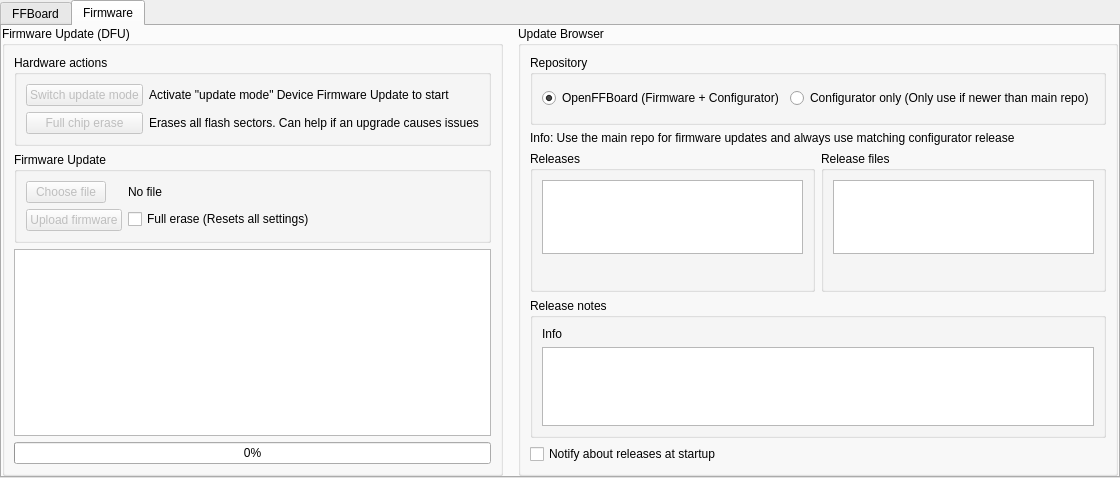
Old version of the form res/settings_serial.ui in the repository Ultrawipf/OpenFFBoard-configurator.
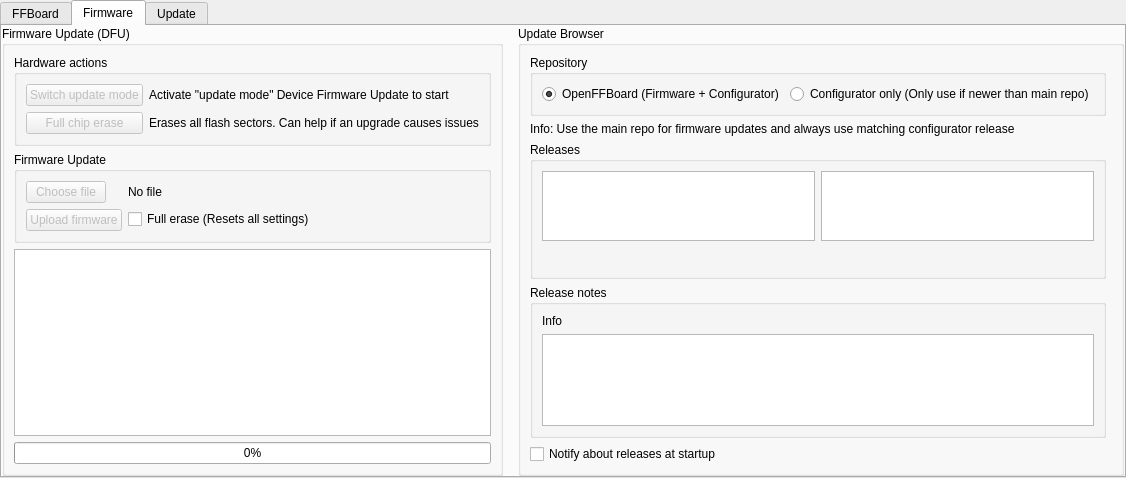
New version of the form. The open tabs and pages were chosen to show the change.

Commit message: feat(ui): add dedicated update management tab

The edit to the form file:
```diff
--- a/res/settings_serial.ui
+++ b/res/settings_serial.ui
@@ -383,138 +383,15 @@
          <property name="title">
           <string>Update Browser</string>
          </property>
-         <layout class="QGridLayout" name="gridLayout_8" rowstretch="1,0,2,2,0">
-          <item row="1" column="0" colspan="2">
-           <widget class="QLabel" name="label_4">
-            <property name="text">
-             <string>Info: Use the main repo for firmware updates and always use matching configurator release</string>
-            </property>
-           </widget>
-          </item>
-          <item row="2" column="0">
-           <widget class="QGroupBox" name="groupBox_5">
-            <property name="sizePolicy">
-             <sizepolicy hsizetype="Preferred" vsizetype="Preferred">
-              <horstretch>0</horstretch>
-              <verstretch>1</verstretch>
-             </sizepolicy>
-            </property>
-            <property name="title">
-             <string>Releases</string>
-            </property>
-            <layout class="QVBoxLayout" name="verticalLayout_5">
-             <item>
-              <widget class="QListWidget" name="listWidget_release"/>
-             </item>
-             <item>
-              <layout class="QHBoxLayout" name="horizontalLayout_4">
-               <item>
-                <spacer name="horizontalSpacer_3">
-                 <property name="orientation">
-                  <enum>Qt::Orientation::Horizontal</enum>
-                 </property>
-                 <property name="sizeHint" stdset="0">
-                  <size>
-                   <width>40</width>
-                   <height>20</height>
-                  </size>
-                 </property>
-                </spacer>
-               </item>
-               <item>
-                <widget class="QLabel" name="label_releaseUrl">
-                 <property name="text">
-                  <string/>
-                 </property>
-                 <property name="openExternalLinks">
-                  <bool>true</bool>
-                 </property>
-                </widget>
-               </item>
-              </layout>
-             </item>
-            </layout>
-           </widget>
-          </item>
-          <item row="3" column="0" colspan="2">
-           <widget class="QGroupBox" name="groupBox_8">
-            <property name="sizePolicy">
-             <sizepolicy hsizetype="Preferred" vsizetype="Preferred">
-              <horstretch>0</horstretch>
-              <verstretch>2</verstretch>
-             </sizepolicy>
-            </property>
-            <property name="title">
-             <string>Release notes</string>
-            </property>
-            <layout class="QVBoxLayout" name="verticalLayout_7">
-             <item>
-              <widget class="QLabel" name="label_releaseInfo">
-               <property name="text">
-                <string>Info</string>
-               </property>
-              </widget>
-             </item>
-             <item>
-              <widget class="QTextBrowser" name="textBrowser_releasenotes">
-               <property name="sizePolicy">
-                <sizepolicy hsizetype="Preferred" vsizetype="Expanding">
-                 <horstretch>0</horstretch>
-                 <verstretch>0</verstretch>
-                </sizepolicy>
-               </property>
-              </widget>
-             </item>
-            </layout>
-           </widget>
-          </item>
-          <item row="2" column="1">
-           <widget class="QGroupBox" name="groupBox_6">
-            <property name="sizePolicy">
-             <sizepolicy hsizetype="Preferred" vsizetype="Preferred">
-              <horstretch>0</horstretch>
-              <verstretch>1</verstretch>
-             </sizepolicy>
-            </property>
-            <property name="title">
-             <string>Release files</string>
-            </property>
-            <layout class="QVBoxLayout" name="verticalLayout_6">
-             <item>
-              <widget class="QListWidget" name="listWidget_files"/>
-             </item>
-             <item>
-              <layout class="QHBoxLayout" name="horizontalLayout_5">
-               <item>
-                <spacer name="horizontalSpacer_4">
-                 <property name="orientation">
-                  <enum>Qt::Orientation::Horizontal</enum>
-                 </property>
-                 <property name="sizeHint" stdset="0">
-                  <size>
-                   <width>40</width>
-                   <height>20</height>
-                  </size>
-                 </property>
-                </spacer>
-               </item>
-               <item>
-                <widget class="QLabel" name="label_fileUrl">
-                 <property name="text">
-                  <string/>
-                 </property>
-                 <property name="openExternalLinks">
-                  <bool>true</bool>
-                 </property>
-                </widget>
-               </item>
-              </layout>
-             </item>
-            </layout>
-           </widget>
-          </item>
-          <item row="0" column="0" colspan="2">
+         <layout class="QGridLayout" name="gridLayout_8" rowstretch="0,0,0,0,0">
+          <item row="0" column="0">
            <widget class="QGroupBox" name="groupBox_7">
+            <property name="sizePolicy">
+             <sizepolicy hsizetype="Preferred" vsizetype="Fixed">
+              <horstretch>0</horstretch>
+              <verstretch>0</verstretch>
+             </sizepolicy>
+            </property>
             <property name="title">
              <string>Repository</string>
             </property>
@@ -576,11 +453,144 @@
             </property>
            </widget>
           </item>
+          <item row="3" column="0">
+           <widget class="QGroupBox" name="groupBox_8">
+            <property name="sizePolicy">
+             <sizepolicy hsizetype="Preferred" vsizetype="Preferred">
+              <horstretch>0</horstretch>
+              <verstretch>2</verstretch>
+             </sizepolicy>
+            </property>
+            <property name="title">
+             <string>Release notes</string>
+            </property>
+            <layout class="QVBoxLayout" name="verticalLayout_7">
+             <item>
+              <widget class="QLabel" name="label_releaseInfo">
+               <property name="text">
+                <string>Info</string>
+               </property>
+              </widget>
+             </item>
+             <item>
+              <widget class="QTextBrowser" name="textBrowser_releasenotes">
+               <property name="sizePolicy">
+                <sizepolicy hsizetype="Preferred" vsizetype="Expanding">
+                 <horstretch>0</horstretch>
+                 <verstretch>0</verstretch>
+                </sizepolicy>
+               </property>
+              </widget>
+             </item>
+            </layout>
+           </widget>
+          </item>
+          <item row="1" column="0">
+           <widget class="QLabel" name="label_4">
+            <property name="text">
+             <string>Info: Use the main repo for firmware updates and always use matching configurator release</string>
+            </property>
+           </widget>
+          </item>
+          <item row="2" column="0">
+           <widget class="QGroupBox" name="groupBox_5">
+            <property name="sizePolicy">
+             <sizepolicy hsizetype="Preferred" vsizetype="Preferred">
+              <horstretch>0</horstretch>
+              <verstretch>1</verstretch>
+             </sizepolicy>
+            </property>
+            <property name="title">
+             <string>Releases</string>
+            </property>
+            <layout class="QGridLayout" name="gridLayout_7">
+             <item row="1" column="0">
+              <layout class="QHBoxLayout" name="horizontalLayout_4">
+               <item>
+                <spacer name="horizontalSpacer_3">
+                 <property name="orientation">
+                  <enum>Qt::Orientation::Horizontal</enum>
+                 </property>
+                 <property name="sizeHint" stdset="0">
+                  <size>
+                   <width>40</width>
+                   <height>20</height>
+                  </size>
+                 </property>
+                </spacer>
+               </item>
+               <item>
+                <widget class="QLabel" name="label_releaseUrl">
+                 <property name="text">
+                  <string/>
+                 </property>
+                 <property name="openExternalLinks">
+                  <bool>true</bool>
+                 </property>
+                </widget>
+               </item>
+              </layout>
+             </item>
+             <item row="0" column="1">
+              <widget class="QListWidget" name="listWidget_files">
+               <property name="sizePolicy">
+                <sizepolicy hsizetype="Preferred" vsizetype="Expanding">
+                 <horstretch>0</horstretch>
+                 <verstretch>0</verstretch>
+                </sizepolicy>
+               </property>
+              </widget>
+             </item>
+             <item row="0" column="0">
+              <widget class="QListWidget" name="listWidget_release">
+               <property name="sizePolicy">
+                <sizepolicy hsizetype="Preferred" vsizetype="Preferred">
+                 <horstretch>0</horstretch>
+                 <verstretch>0</verstretch>
+                </sizepolicy>
+               </property>
+              </widget>
+             </item>
+             <item row="1" column="1">
+              <layout class="QHBoxLayout" name="horizontalLayout_5">
+               <item>
+                <spacer name="horizontalSpacer_4">
+                 <property name="orientation">
+                  <enum>Qt::Orientation::Horizontal</enum>
+                 </property>
+                 <property name="sizeHint" stdset="0">
+                  <size>
+                   <width>40</width>
+                   <height>20</height>
+                  </size>
+                 </property>
+                </spacer>
+               </item>
+               <item>
+                <widget class="QLabel" name="label_fileUrl">
+                 <property name="text">
+                  <string/>
+                 </property>
+                 <property name="openExternalLinks">
+                  <bool>true</bool>
+                 </property>
+                </widget>
+               </item>
+              </layout>
+             </item>
+            </layout>
+           </widget>
+          </item>
          </layout>
         </widget>
        </item>
       </layout>
      </widget>
+     <widget class="QWidget" name="tab_2">
+      <attribute name="title">
+       <string>Update</string>
+      </attribute>
+     </widget>
     </widget>
    </item>
   </layout>
```
Left out of the diff: 2 changed lines with no effect on the pictures. The commit also changes 4 other files.
